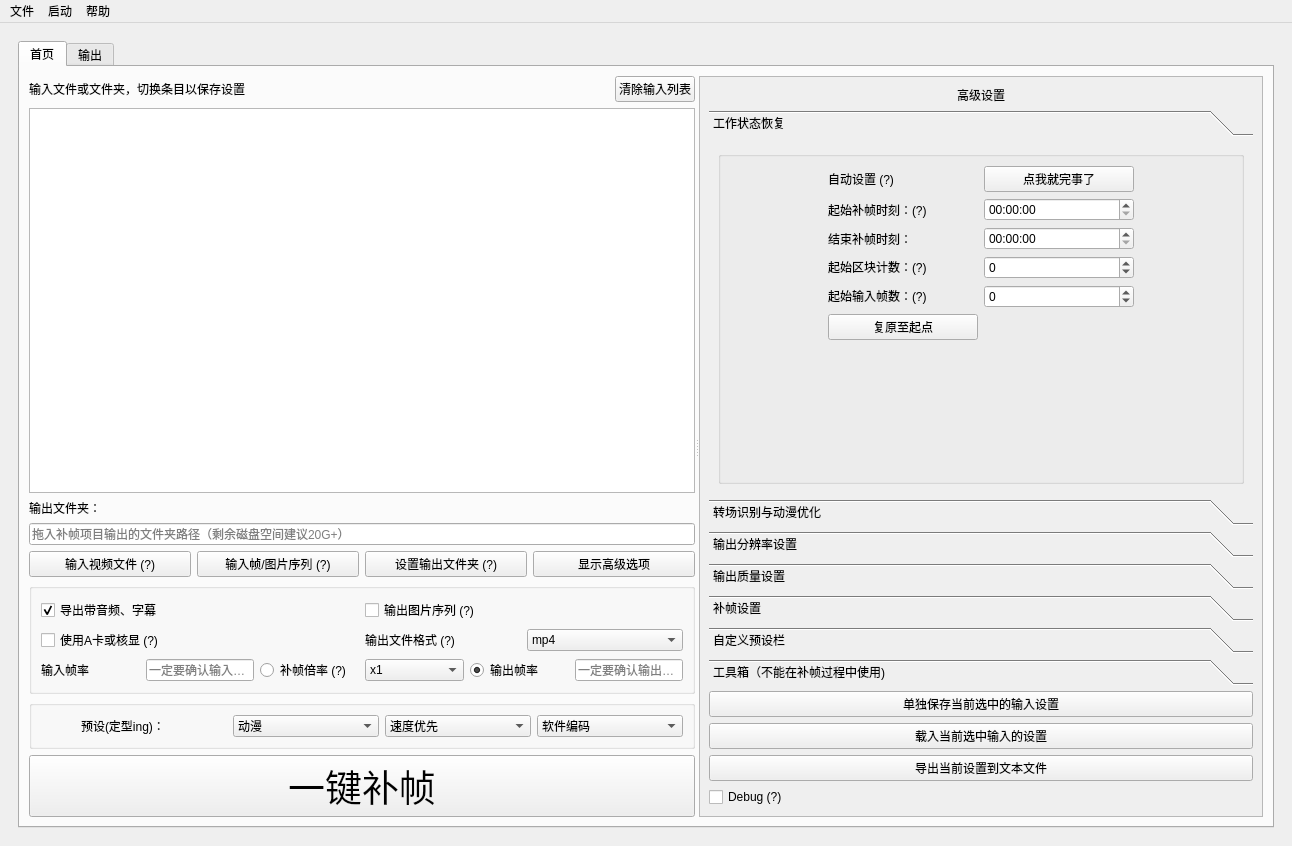
Old version of the form Utils/SVFI_UI.ui in the repository 100wman/RIFE_GUI.
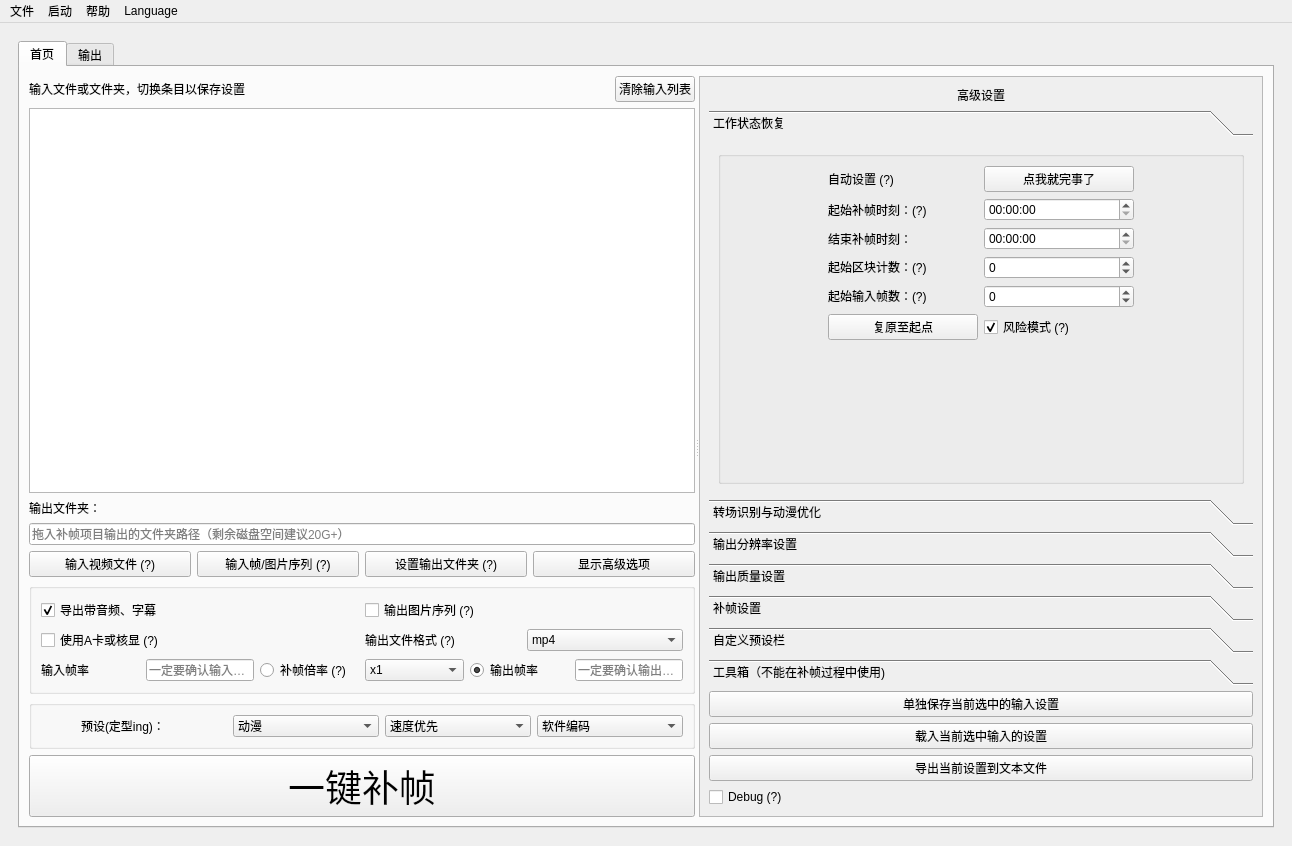
New version of the form. The open tabs and pages were chosen to show the change. Custom widgets are drawn as their Qt base class.

Commit message: Update SVFI 3.5.5 Professional/Community Update Log at 6.9.7 1. Optimize Task Queue 2. Initiate i18n Framework 3. Add Risk Resume Mode to accelerate Resume of Workflow (SVFI 3.4) 4. Fix DLC Authorization 5. Optimize Traceback Feedback

Patch:
```diff
--- a/Utils/SVFI_UI.ui
+++ b/Utils/SVFI_UI.ui
@@ -866,6 +866,19 @@
                               </property>
                              </widget>
                             </item>
+                            <item row="7" column="2">
+                             <widget class="QCheckBox" name="ResumeRiskChecker">
+                              <property name="toolTip">
+                               <string>&lt;html&gt;&lt;head/&gt;&lt;body&gt;&lt;p&gt;&lt;span style=&quot; font-weight:600;&quot;&gt;仅针对视频素材&lt;/span&gt;&lt;/p&gt;&lt;p&gt;开启此项，将能够较快地恢复工作进度，但并不保证精确，也不保证输出结果音画同步；&lt;/p&gt;&lt;p&gt;精确度视具体视频素材的压缩率而定&lt;/p&gt;&lt;/body&gt;&lt;/html&gt;</string>
+                              </property>
+                              <property name="text">
+                               <string>风险模式 (?)</string>
+                              </property>
+                              <property name="checked">
+                               <bool>true</bool>
+                              </property>
+                             </widget>
+                            </item>
                            </layout>
                           </item>
                          </layout>
@@ -2947,9 +2960,17 @@
     <addaction name="actionManualGuide"/>
     <addaction name="actionAbout"/>
    </widget>
+   <widget class="QMenu" name="menu_3">
+    <property name="title">
+     <string>Language</string>
+    </property>
+    <addaction name="actionLangZH"/>
+    <addaction name="actionLangEN"/>
+   </widget>
    <addaction name="menu"/>
    <addaction name="menu_2"/>
    <addaction name="menuAboutSVFI"/>
+   <addaction name="menu_3"/>
   </widget>
   <action name="actionImportVideos">
    <property name="text">
```
Left out of the diff: 16 changed lines with no effect on the pictures. The commit also changes 16 other files.
